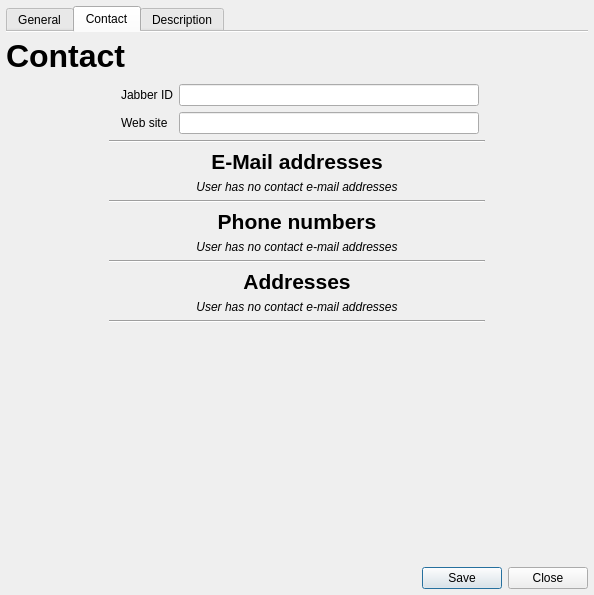
The window that ui/widgets/vcard.ui (shunf4/squawk) describes before a commit, drawn with Qt 5.
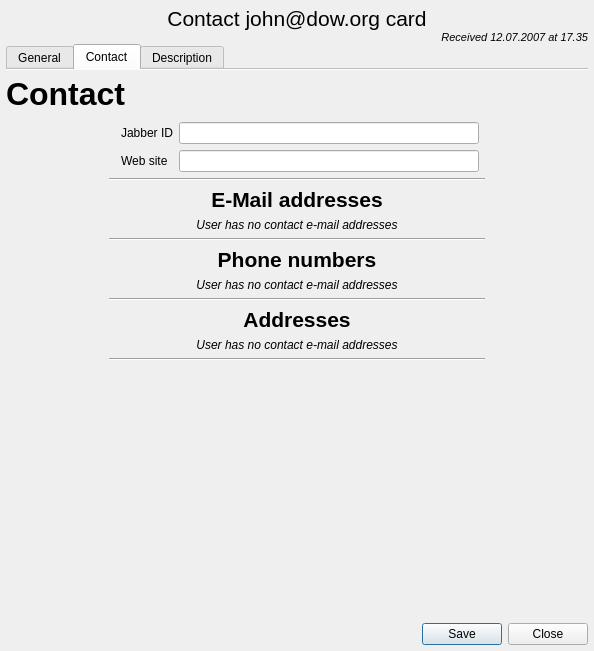
The same window after the commit. The open tabs and pages were chosen to show the change. Icons and pictures are not drawn.

Commit message: progress for VCard widget, date of receiving

What changed in the file:
```diff
--- a/ui/widgets/vcard.ui
+++ b/ui/widgets/vcard.ui
@@ -2,18 +2,35 @@
 <ui version="4.0">
  <class>VCard</class>
  <widget class="QWidget" name="VCard">
+  <property name="enabled">
+   <bool>true</bool>
+  </property>
   <property name="geometry">
    <rect>
     <x>0</x>
     <y>0</y>
     <width>594</width>
-    <height>595</height>
+    <height>651</height>
    </rect>
   </property>
-  <layout class="QVBoxLayout" name="verticalLayout_2">
+  <layout class="QGridLayout" name="gridLayout_4">
+   <property name="leftMargin">
+    <number>0</number>
+   </property>
+   <property name="topMargin">
+    <number>0</number>
+   </property>
+   <property name="rightMargin">
+    <number>0</number>
+   </property>
+   <property name="bottomMargin">
+    <number>0</number>
+   </property>
    <property name="spacing">
-    <number>6</number>
+    <number>0</number>
    </property>
+   <item row="0" column="0">
+    <layout class="QVBoxLayout" name="verticalLayout">
    <property name="leftMargin">
     <number>6</number>
    </property>
@@ -26,8 +43,37 @@
    <property name="bottomMargin">
     <number>6</number>
    </property>
+     <item>
+      <widget class="QLabel" name="title">
+       <property name="styleSheet">
+        <string notr="true">font: 16pt </string>
+       </property>
+       <property name="text">
+        <string notr="true">Contact john@dow.org card</string>
+       </property>
+       <property name="alignment">
+        <set>Qt::AlignCenter</set>
+       </property>
+      </widget>
+     </item>
+     <item>
+      <widget class="QLabel" name="receivingTimeLabel">
+       <property name="styleSheet">
+        <string notr="true">font: italic 8pt;</string>
+       </property>
+       <property name="text">
+        <string>Received 12.07.2007 at 17.35</string>
+       </property>
+       <property name="alignment">
+        <set>Qt::AlignRight|Qt::AlignTrailing|Qt::AlignVCenter</set>
+       </property>
+      </widget>
+     </item>
    <item>
     <widget class="QTabWidget" name="tabWidget">
+       <property name="enabled">
+        <bool>true</bool>
+       </property>
      <property name="focusPolicy">
       <enum>Qt::TabFocus</enum>
      </property>
@@ -514,8 +560,8 @@
            <rect>
             <x>0</x>
             <y>0</y>
-            <width>582</width>
-            <height>471</height>
+              <width>575</width>
+              <height>475</height>
            </rect>
           </property>
           <layout class="QGridLayout" name="gridLayout_3" columnstretch="1,4,1">
@@ -775,6 +821,8 @@
     </widget>
    </item>
   </layout>
+   </item>
+  </layout>
   <action name="actionSetAvatar">
    <property name="icon">
     <iconset theme="photo">
```
Left out of the diff: 401 changed lines with no effect on the pictures. Lines whose indentation alone changed are shown as unchanged. The commit also changes 7 other files.
